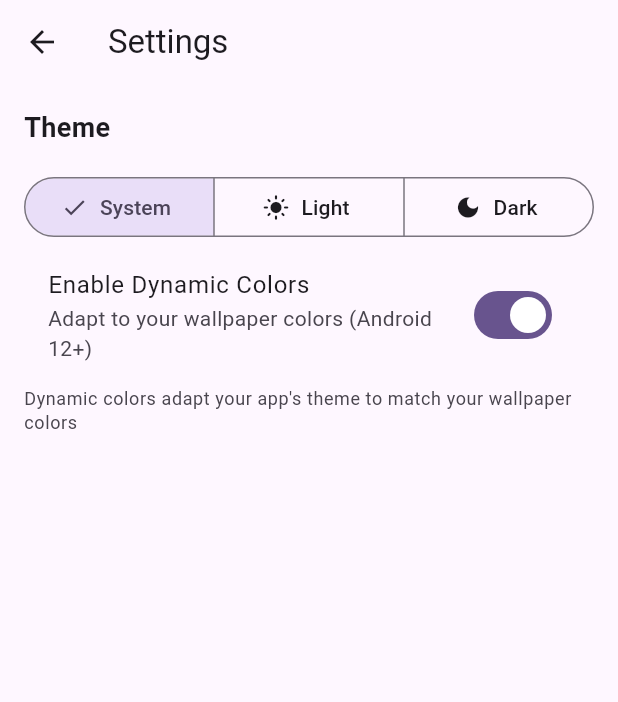
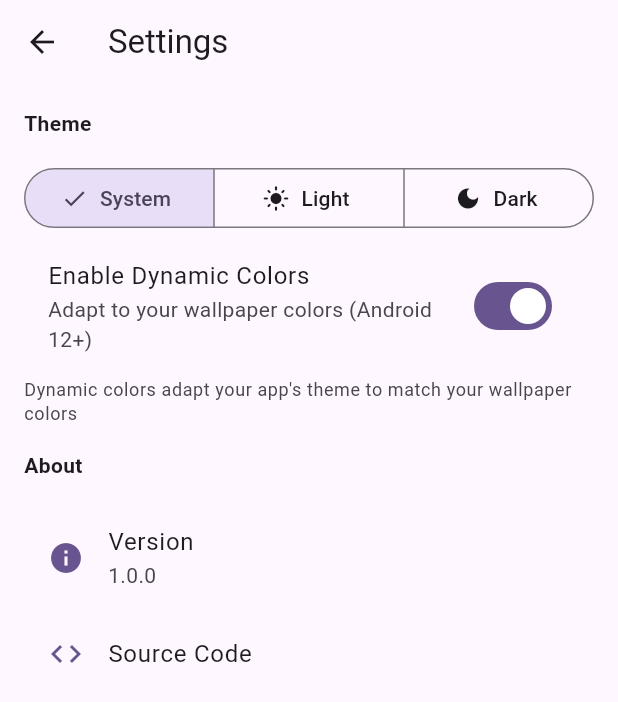
Before and after one commit to ronellsalunke/flutter_pokedex, a Flutter app: the SettingsView screen opened directly, on a phone screen of 412 x 824 dp. Shown: the top 702 px of the screen. Run offline on Flutter 3.47's test engine with Material 3 defaults, Android fonts, the phone set to English and light mode, and no system bars; drawn by our look-alikes of dynamic_color; our stand-ins replace shared_preferences; accounts and stored records are empty; network calls fail.

Commit message:
chore: settings add link to repo

```diff
--- a/lib/view/settings_view.dart
+++ b/lib/view/settings_view.dart
@@ -1,6 +1,7 @@
 import 'package:flutter/material.dart';
 import 'package:provider/provider.dart';
 import 'package:flutter_dex/viewmodel/theme_viewmodel.dart';
+import 'package:url_launcher/url_launcher.dart';
 
 class SettingsView extends StatelessWidget {
   const SettingsView({super.key});
@@ -10,9 +11,7 @@ class SettingsView extends StatelessWidget {
     final themeViewModel = Provider.of<ThemeViewModel>(context);
 
     return Scaffold(
-      appBar: AppBar(
-        title: const Text("Settings"),
-      ),
+      appBar: AppBar(title: const Text("Settings")),
       body: Padding(
         padding: const EdgeInsets.all(16.0),
         child: Column(
@@ -20,10 +19,7 @@ class SettingsView extends StatelessWidget {
           children: [
             const Text(
               "Theme",
-              style: TextStyle(
-                fontSize: 18,
-                fontWeight: FontWeight.w600,
-              ),
+              style: TextStyle(fontSize: 14, fontWeight: FontWeight.w600),
             ),
             const SizedBox(height: 16),
             SizedBox(
@@ -57,7 +53,9 @@ class SettingsView extends StatelessWidget {
             const SizedBox(height: 8),
             SwitchListTile(
               title: const Text("Enable Dynamic Colors"),
-              subtitle: const Text("Adapt to your wallpaper colors (Android 12+)"),
+              subtitle: const Text(
+                "Adapt to your wallpaper colors (Android 12+)",
+              ),
               value: themeViewModel.dynamicColors,
               onChanged: (value) {
                 themeViewModel.setDynamicColors(value);
@@ -70,6 +68,32 @@ class SettingsView extends StatelessWidget {
                 color: Theme.of(context).colorScheme.onSurfaceVariant,
               ),
             ),
+            const SizedBox(height: 16),
+            const Text(
+              "About",
+              style: TextStyle(fontSize: 14, fontWeight: FontWeight.w600),
+            ),
+            const SizedBox(height: 16),
+            ListTile(
+              leading: Icon(
+                Icons.info,
+                color: Theme.of(context).colorScheme.primary,
+              ),
+              title: const Text("Version"),
+              subtitle: const Text("1.0.0"),
+            ),
+            ListTile(
+              leading: Icon(
+                Icons.code,
+                color: Theme.of(context).colorScheme.primary,
+              ),
+              title: const Text("Source Code"),
+              onTap: () {
+                launchUrl(
+                  Uri.parse("https://github.com/ronellsalunke/flutter_pokedex"),
+                );
+              },
+            ),
           ],
         ),
       ),
--- a/pubspec.yaml
+++ b/pubspec.yaml
@@ -16,6 +16,7 @@ dependencies:
   provider: ^6.1.4
   shared_preferences: ^2.5.3
   dynamic_color: ^1.7.0
+  url_launcher: ^6.3.2
 
 dev_dependencies:
   flutter_test:
```
